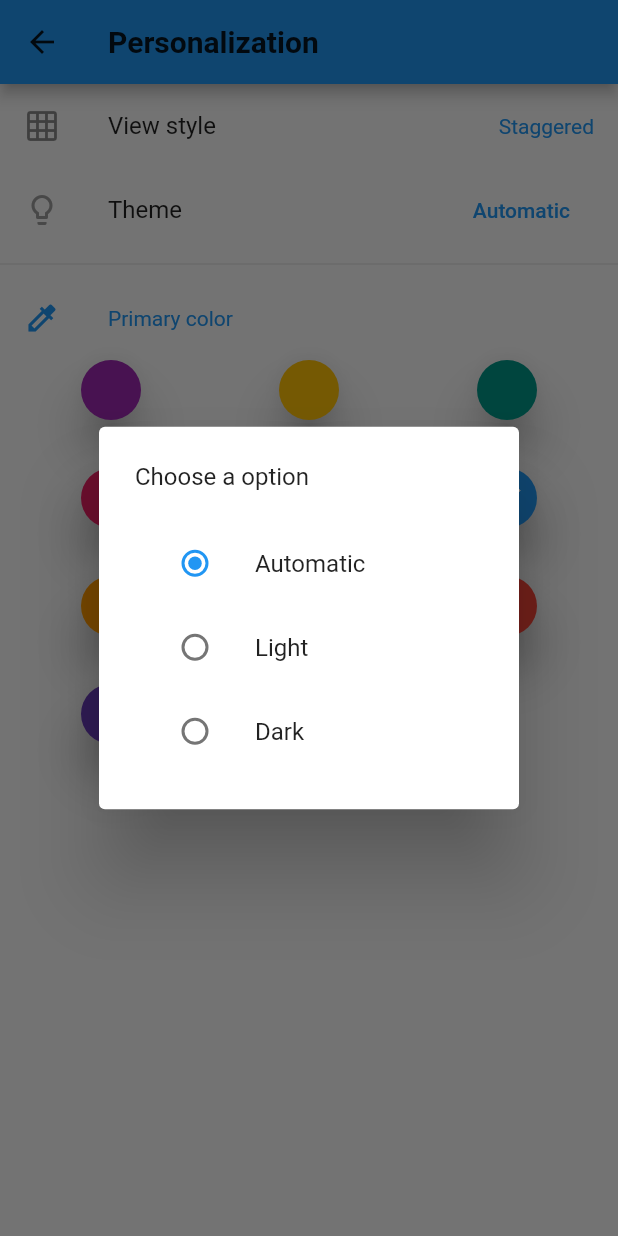
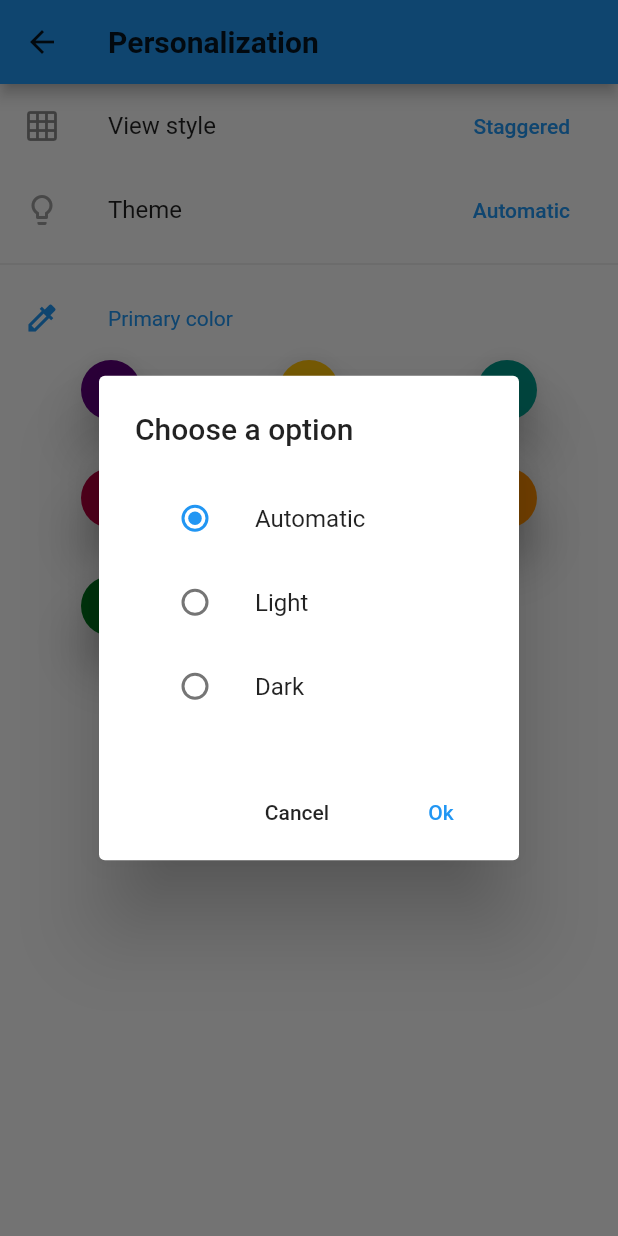
Before and after one commit to Mr-Martini/task-hard, a Flutter app: the Personalization screen opened directly, after a tap on "Automatic", on a phone screen of 412 x 824 dp. Run offline on Flutter 3.47's test engine with Material 2 defaults, Android fonts, the phone set to English and light mode, and no system bars; our stand-ins replace animated_text_kit, auto_size_text, bloc, dartz, equatable, flutter_bloc and 6 more; accounts and stored records are empty.

Commit message:
improved theme

```diff
--- /dev/null
+++ b/lib/core/Utils/accent_colors.dart
@@ -0,0 +1,123 @@
+import 'package:flutter/cupertino.dart';
+import 'package:flutter/material.dart';
+
+abstract class AccentColors {
+  static const Color _lightPurple = Color(0xff5c007a);
+  static const Color _darkPurple = Color(0xffc158dc);
+  static const Color _lightYellow = Color(0xffffc107);
+  static const Color _darkYellow = Color(0xfffff350);
+  static const Color _lightPink = Color(0xffb0003a);
+  static const Color _darkPink = Color(0xffff6090);
+  static const Color _lightOrange = Color(0xfffb8c00);
+  static const Color _darkOrange = Color(0xfffb8c00);
+  static const Color _lightGreen = Color(0xff00701a);
+  static const Color _darkGreen = Color(0xff76d275);
+  static const Color _lightRed = Color(0xffba000d);
+  static const Color _darkRed = Color(0xfff05545);
+  static const Color _teal = Colors.teal;
+  static const Color _blue = Colors.blue;
+
+  static Map<String, Map<String, Color>> _colors = {
+    'purple': {
+      'dark': _darkPurple,
+      'light': _lightPurple,
+    },
+    'yellow': {
+      'dark': _darkYellow,
+      'light': _lightYellow,
+    },
+    'teal': {
+      'dark': _teal,
+      'light': _teal,
+    },
+    'pink': {
+      'dark': _darkPink,
+      'light': _lightPink,
+    },
+    'blue': {
+      'dark': _blue,
+      'light': _blue,
+    },
+    'orange': {
+      'dark': _darkOrange,
+      'light': _lightOrange,
+    },
+    'green': {
+      'dark': _darkGreen,
+      'light': _lightGreen,
+    },
+    'red': {
+      'dark': _darkRed,
+      'light': _lightRed,
+    }
+  };
+
+  static String getColorName(Color color) {
+    Map<Color, String> lightColors = {
+      _lightPurple: 'purple',
+      _lightYellow: 'yellow',
+      _teal: 'teal',
+      _lightPink: 'pink',
+      _blue: 'blue',
+      _lightOrange: 'orange',
+      _lightGreen: 'green',
+      _lightRed: 'red',
+    };
+    Map<Color, String> darkColors = {
+      _darkPurple: 'purple',
+      _darkYellow: 'yellow',
+      _teal: 'teal',
+      _darkPink: 'pink',
+      _blue: 'blue',
+      _darkOrange: 'orange',
+      _darkGreen: 'green',
+      _darkRed: 'red',
+    };
+    if (lightColors.containsKey(color)) {
+      return lightColors[color];
+    } else if (darkColors.containsKey(color)) {
+      return darkColors[color];
+    }
+    return 'blue';
+  }
+
+  static List<Color> _lightColors = <Color>[
+    _lightPurple,
+    _lightYellow,
+    _teal,
+    _lightPink,
+    _blue,
+    _lightOrange,
+    _lightGreen,
+    _lightRed,
+  ];
+
+  static List<Color> _darkColors = <Color>[
+    _darkPurple,
+    _darkYellow,
+    _teal,
+    _darkPink,
+    _blue,
+    _darkOrange,
+    _darkGreen,
+    _darkRed,
+  ];
+
+  static List<Color> get getDarkColors => _darkColors;
+  static List<Color> get getLightColors => _lightColors;
+  static Map<String, Map<String, Color>> get getColors => _colors;
+
+  static Color getLightColor(String color) {
+    if (_colors.containsKey(color)) {
+      return _colors[color]['light'];
+    }
+    return _blue;
+  }
+
+  static Color getDarkColor(String color) {
+    if (_colors.containsKey(color)) {
+      return _colors[color]['dark'];
+    }
+    return _blue;
+  }
+}
--- a/lib/features/theme/data/datasources/theme_local_data_source.dart
+++ b/lib/features/theme/data/datasources/theme_local_data_source.dart
@@ -1,5 +1,6 @@
 import 'package:flutter/material.dart';
 import 'package:hive/hive.dart';
+import 'package:task_hard/core/Utils/accent_colors.dart';
 import 'package:task_hard/features/theme/data/model/theme_model.dart';
 import 'package:meta/meta.dart';
 
@@ -64,7 +65,7 @@ class ThemeLocalDataSourceImpl implements ThemeLocalDataSource {
   ThemeModel setColor(Color color) {
     dynamic map = themeBox.get(THEME_BOX);
 
-    map['color'] = color.toString();
+    map['color'] = AccentColors.getColorName(color);
 
     themeBox.put(THEME_BOX, map);
 
--- a/lib/features/theme/domain/entities/theme_entity.dart
+++ b/lib/features/theme/domain/entities/theme_entity.dart
@@ -16,5 +16,5 @@ class ThemeEntity extends Equatable {
   });
 
   @override
-  List<Object> get props => [themeData, darkTheme, mainColor, preference];
+  List<Object> get props => [themeData, mainColor, darkTheme, preference];
 }
--- /dev/null
+++ b/lib/features/theme/presentation/widgets/theme_alert_dialog.dart
@@ -0,0 +1,96 @@
+import 'package:flutter/material.dart';
+import 'package:flutter_bloc/flutter_bloc.dart';
+
+import '../../../../generated/l10n.dart';
+import '../../data/model/theme_model.dart';
+import '../bloc/theme_bloc.dart';
+
+class ThemeAlertDialog extends StatefulWidget {
+  final S translate;
+  final String pref;
+  ThemeAlertDialog({
+    Key key,
+    @required this.translate,
+    @required this.pref,
+  }) : super(key: key);
+
+  @override
+  _ThemeAlertDialogState createState() => _ThemeAlertDialogState();
+}
+
+class _ThemeAlertDialogState extends State<ThemeAlertDialog> {
+  String pref;
+
+  @override
+  void initState() {
+    pref = widget.pref;
+    super.initState();
+  }
+
+  void _onChanged(String value) {
+    setState(() {
+      pref = value;
+    });
+  }
+
+  void _onOK() {
+    themePreference preference;
+    for (themePreference status in themePreference.values) {
+      if (status.toString() == pref) {
+        preference = status;
+      }
+    }
+    BlocProvider.of<ThemeBloc>(context).add(SetTheme(preference: preference));
+    Navigator.pop(context);
+  }
+
+  @override
+  Widget build(BuildContext context) {
+    return AlertDialog(
+      title: Text(widget.translate.choose_a_option),
+      content: Column(
+        mainAxisSize: MainAxisSize.min,
+        children: [
+          ListTile(
+            leading: Radio(
+              activeColor: Theme.of(context).buttonColor,
+              value: themePreference.automatic.toString(),
+              groupValue: pref,
+              onChanged: _onChanged,
+            ),
+            title: Text(widget.translate.automatic),
+          ),
+          ListTile(
+            leading: Radio(
+              activeColor: Theme.of(context).buttonColor,
+              value: themePreference.light.toString(),
+              groupValue: pref,
+              onChanged: _onChanged,
+            ),
+            title: Text(widget.translate.light),
+          ),
+          ListTile(
+            leading: Radio(
+              activeColor: Theme.of(context).buttonColor,
+              value: themePreference.dark.toString(),
+              groupValue: pref,
+              onChanged: _onChanged,
+            ),
+            title: Text(widget.translate.dark),
+          ),
+        ],
+      ),
+      actions: [
+        FlatButton(
+          onPressed: () => Navigator.pop(context),
+          child: Text(widget.translate.cancel),
+        ),
+        FlatButton(
+          textColor: Theme.of(context).buttonColor,
+          onPressed: _onOK,
+          child: Text(widget.translate.Ok),
+        ),
+      ],
+    );
+  }
+}
--- a/lib/features/theme/presentation/widgets/theme_color_chooser.dart
+++ b/lib/features/theme/presentation/widgets/theme_color_chooser.dart
@@ -1,7 +1,8 @@
 import 'package:flutter/material.dart';
 import 'package:flutter_bloc/flutter_bloc.dart';
-import 'package:task_hard/features/theme/presentation/bloc/theme_bloc.dart';
-import 'package:task_hard/features/theme/presentation/widgets/theme_color_grid_view.dart';
+
+import '../bloc/theme_bloc.dart';
+import 'theme_color_grid_view.dart';
 
 class ThemeColorChooser extends StatelessWidget {
   ThemeColorChooser({Key key}) : super(key: key);
@@ -13,9 +14,7 @@ class ThemeColorChooser extends StatelessWidget {
         if (state is ThemeInitial) {
           return Container();
         } else if (state is Loaded) {
-          return ThemeColorGridView(
-            mainColor: state.theme.mainColor,
-          );
+          return ThemeColorGridView();
         }
         return Container();
       },
--- a/lib/features/theme/presentation/widgets/theme_color_grid_view.dart
+++ b/lib/features/theme/presentation/widgets/theme_color_grid_view.dart
@@ -1,39 +1,31 @@
 import 'package:flutter/material.dart';
 import 'package:flutter_bloc/flutter_bloc.dart';
 import 'package:flutter_staggered_grid_view/flutter_staggered_grid_view.dart';
+import 'package:task_hard/core/Utils/accent_colors.dart';
 
 import '../../../../components/color-bubble-component/color-bubble-component.dart';
 import '../bloc/theme_bloc.dart';
 
 class ThemeColorGridView extends StatefulWidget {
-  final Color mainColor;
-
-  ThemeColorGridView({Key key, @required this.mainColor}) : super(key: key);
+  ThemeColorGridView({Key key}) : super(key: key);
 
   @override
   _ThemeColorGridViewState createState() => _ThemeColorGridViewState();
 }
 
 class _ThemeColorGridViewState extends State<ThemeColorGridView> {
-  List<Color> _colors = <Color>[
-    Colors.purple,
-    Colors.amber,
-    Colors.teal,
-    Colors.pink,
-    Colors.black38,
-    Colors.blue,
-    Colors.orange,
-    Colors.green,
-    Colors.red,
-    Colors.deepPurple,
-  ];
-
   void onTap(Color color) {
     BlocProvider.of<ThemeBloc>(context).add(SetColor(color: color));
   }
 
   @override
   Widget build(BuildContext context) {
+    Color buttonColor = Theme.of(context).buttonColor;
+
+    List<Color> _colors = Theme.of(context).primaryColor == Colors.white
+        ? AccentColors.getLightColors
+        : AccentColors.getDarkColors;
+
     return Padding(
       padding: const EdgeInsets.symmetric(horizontal: 16),
       child: StaggeredGridView.countBuilder(
@@ -43,7 +35,7 @@ class _ThemeColorGridViewState extends State<ThemeColorGridView> {
           return ColorBubbleComponent(
             color: _colors[index],
             onTap: () => onTap(_colors[index]),
-            isSelected: widget.mainColor == _colors[index],
+            isSelected: buttonColor == _colors[index],
           );
         },
         crossAxisCount: 3,
--- a/lib/features/theme/presentation/widgets/theme_list_tile.dart
+++ b/lib/features/theme/presentation/widgets/theme_list_tile.dart
@@ -1,8 +1,7 @@
 import 'package:animations/animations.dart';
 import 'package:flutter/cupertino.dart';
 import 'package:flutter/material.dart';
-import 'package:flutter_bloc/flutter_bloc.dart';
-import 'package:task_hard/features/theme/presentation/bloc/theme_bloc.dart';
+import 'package:task_hard/features/theme/presentation/widgets/theme_alert_dialog.dart';
 
 import '../../../../components/icon-components/icon-generic.dart';
 import '../../../../components/text-components/text-generic.dart';
@@ -19,54 +18,12 @@ class ThemeListTile extends StatefulWidget {
 }
 
 class _ThemeListTileState extends State<ThemeListTile> {
-  void _changeTheme(String value) {
-    themePreference preference;
-    for (themePreference status in themePreference.values) {
-      if (status.toString() == value) {
-        preference = status;
-      }
-    }
-    BlocProvider.of<ThemeBloc>(context).add(SetTheme(preference: preference));
-    Navigator.pop(context);
-  }
-
   void _onPressed(S translate) {
     showModal(
       context: context,
-      builder: (context) => AlertDialog(
-        title: TextGeneric(text: translate.choose_a_option),
-        content: Column(
-          mainAxisSize: MainAxisSize.min,
-          children: [
-            ListTile(
-              leading: Radio(
-                activeColor: Theme.of(context).buttonColor,
-                value: themePreference.automatic.toString(),
-                groupValue: widget.pref,
-                onChanged: _changeTheme,
-              ),
-              title: TextGeneric(text: translate.automatic),
-            ),
-            ListTile(
-              leading: Radio(
-                activeColor: Theme.of(context).buttonColor,
-                value: themePreference.light.toString(),
-                groupValue: widget.pref,
-                onChanged: _changeTheme,
-              ),
-              title: TextGeneric(text: translate.light),
-            ),
-            ListTile(
-              leading: Radio(
-                activeColor: Theme.of(context).buttonColor,
-                value: themePreference.dark.toString(),
-                groupValue: widget.pref,
-                onChanged: _changeTheme,
-              ),
-              title: TextGeneric(text: translate.dark),
-            ),
-          ],
-        ),
+      builder: (context) => ThemeAlertDialog(
+        translate: translate,
+        pref: widget.pref,
       ),
     );
   }
--- a/lib/features/visualization_option/presentation/widgets/visualization_option_list_tile.dart
+++ b/lib/features/visualization_option/presentation/widgets/visualization_option_list_tile.dart
@@ -1,3 +1,4 @@
+import 'package:animations/animations.dart';
 import 'package:flutter/material.dart';
 import 'package:flutter_bloc/flutter_bloc.dart';
 import 'package:task_hard/core/Utils/visualization_type.dart';
@@ -13,8 +14,9 @@ class VisualizationOptionListTile extends StatelessWidget {
   }) : super(key: key);
 
   void showAlert(BuildContext context, int type) {
-    showDialog(
+    showModal(
       context: context,
+      configuration: FadeScaleTransitionConfiguration(),
       builder: (context) {
         return AlertVisualizationOption(translate: translate, type: type);
       },
@@ -35,8 +37,8 @@ class VisualizationOptionListTile extends StatelessWidget {
               type == VisualizationType.grid ? Icons.grid_on : Icons.list,
             ),
             title: Text(translate.view_style),
-            trailing: InkWell(
-              onTap: () => showAlert(context, type),
+            trailing: FlatButton(
+              onPressed: () => showAlert(context, type),
               child: Text(
                 type == VisualizationType.grid
                     ? translate.staggered
```
Also changed, not shown: lib/features/theme/data/model/theme_model.dart (+26 -51 lines), lib/views/main-screen/main-screen.dart (+10 -10 lines), 3 other files.
